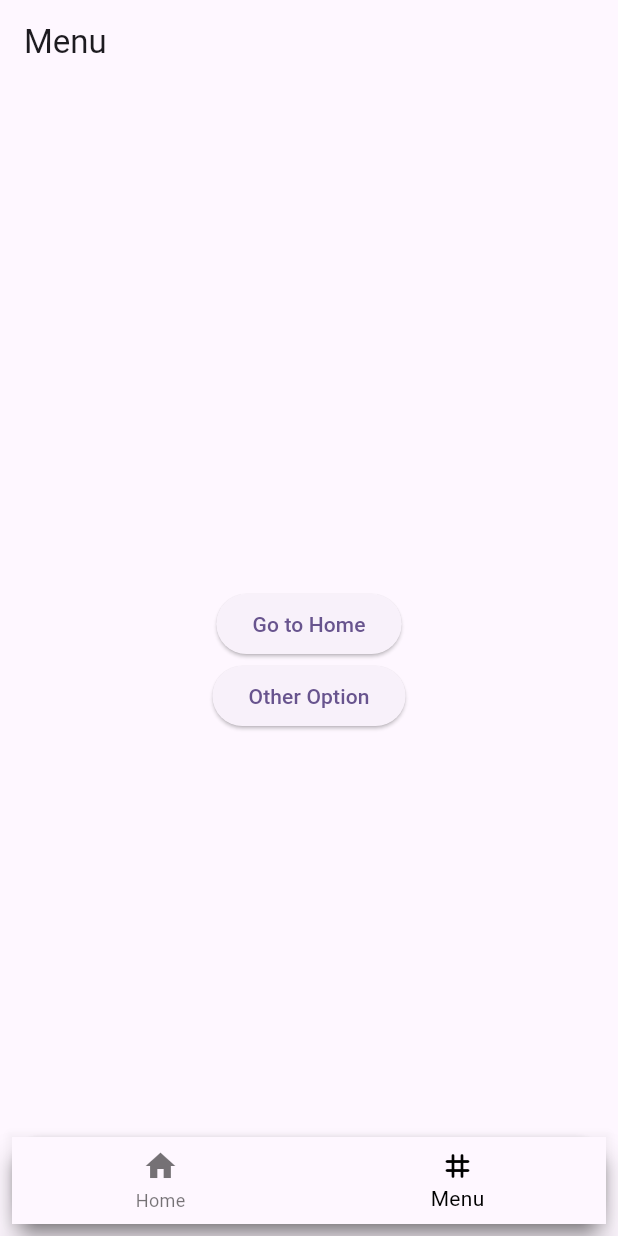
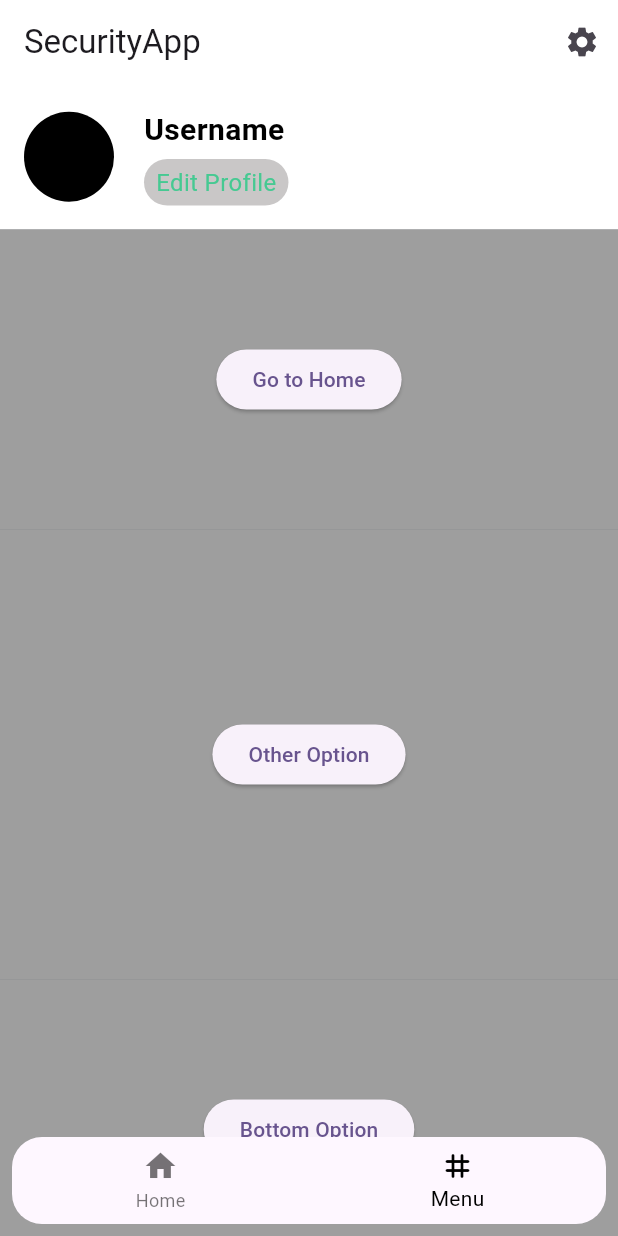
Before and after one commit to IamKier/finalssecurityapp, a Flutter app: the MenuScreen screen opened directly, on a phone screen of 412 x 824 dp. Run offline on Flutter 3.47's test engine with Material 3 defaults, Android fonts, the phone set to English and light mode, and no system bars.

Commit message:
Added funtions in the menupage
added some ui to the menu page

```diff
--- a/lib/screens/menu_screen.dart
+++ b/lib/screens/menu_screen.dart
@@ -3,6 +3,8 @@ import 'homepage_screen.dart';
 import '../util/navbar.dart';
 
 class MenuScreen extends StatelessWidget {
+  const MenuScreen({Key? key});
+
   @override
   Widget build(BuildContext context) {
     return NavBar(
@@ -19,26 +21,26 @@ class MenuScreen extends StatelessWidget {
               return Container(
                 child: Column(
                   mainAxisSize: MainAxisSize.min,
-                  children: <Widget>[
+                  children: [
                     ListTile(
-                      leading: Icon(Icons.photo),
-                      title: Text('Add Photo'),
+                      leading: const Icon(Icons.photo),
+                      title: const Text('Add Photo'),
                       onTap: () {
                         // Handle action when "Add Photo" is tapped
                         Navigator.pop(context);
                       },
                     ),
                     ListTile(
-                      leading: Icon(Icons.music_note),
-                      title: Text('Add Music'),
+                      leading: const Icon(Icons.music_note),
+                      title: const Text('Add Music'),
                       onTap: () {
                         // Handle action when "Add Music" is tapped
                         Navigator.pop(context);
                       },
                     ),
                     ListTile(
-                      leading: Icon(Icons.video_call),
-                      title: Text('Add Video'),
+                      leading: const Icon(Icons.video_call),
+                      title: const Text('Add Video'),
                       onTap: () {
                         // Handle action when "Add Video" is tapped
                         Navigator.pop(context);
@@ -52,28 +54,116 @@ class MenuScreen extends StatelessWidget {
         }
       },
       child: Scaffold(
+        backgroundColor: const Color.fromARGB(255, 125, 129, 133), // Set background color
         appBar: AppBar(
-          title: Text('Menu'),
+          backgroundColor: Colors.white, // Set appbar background color to white
           automaticallyImplyLeading: false, // Remove back button
+          title: const Text('SecurityApp'), // App title
+          actions: [
+            // Settings Icon
+            IconButton(
+              icon: const Icon(Icons.settings),
+              onPressed: () {
+                // Add your settings functionality here
+              },
             ),
-        body: Center(
+          ],
+        ),
+        body: SafeArea(
+          child: SingleChildScrollView( // Wrap Column with SingleChildScrollView
             child: Column(
-            mainAxisAlignment: MainAxisAlignment.center,
               children: [
-              ElevatedButton(
+                // User Profile Section
+                Container(
+                  width: double.infinity,
+                  padding: const EdgeInsets.all(16.0),
+                  color: Colors.white, // Set white background color
+                  child: Row(
+                    children: [
+                      // Profile Icon
+                      CircleAvatar(
+                        // Add your user profile image here
+                        radius: 30, // Increase the radius to make it larger
+                        // backgroundImage: AssetImage('path_to_your_image'),
+                        backgroundColor: const Color.fromARGB(255, 0, 0, 0), // Add your preferred background color
+                        foregroundColor: Colors.black, // Set icon color to black
+                      ),
+                      const SizedBox(width: 20),
+                      Column(
+                        crossAxisAlignment: CrossAxisAlignment.start,
+                        children: [
+                          Text(
+                            'Username',
+                            style: TextStyle(
+                              fontSize: 20, // Increase the font size
+                              fontWeight: FontWeight.bold,
+                              color: Colors.black, // Set text color to black
+                            ),
+                          ),
+                          SizedBox(height: 5),
+                          DecoratedBox(
+                            decoration: BoxDecoration(
+                              color: const Color.fromARGB(255, 201, 199, 199), // Grey background color
+                              borderRadius: BorderRadius.circular(20), // Rounded corners
+                            ),
+                            child: Padding(
+                              padding: const EdgeInsets.symmetric(vertical: 4, horizontal: 8),
+                              child: Text(
+                                'Edit Profile',
+                                style: TextStyle(
+                                  fontSize: 16, // Font size
+                                  color: const Color.fromARGB(255, 70, 201, 146), // Green text color
+                                ),
+                              ),
+                            ),
+                          ),
+                        ],
+                      ),
+                    ],
+                  ),
+                ),
+                // Top Part
+                Container(
+                  height: 200, // Example height
+                  color: Colors.grey, // Example color
+                  child: Center(
+                    child: ElevatedButton(
                       onPressed: () {
                         // Navigate to Home page
                         Navigator.popUntil(context, ModalRoute.withName('/'));
                       },
-                child: Text('Go to Home'),
+                      child: const Text('Go to Home'),
                     ),
-              ElevatedButton(
+                  ),
+                ),
+                // Mid Part
+                Container(
+                  height: 300, // Example height
+                  color: Colors.grey, // Example color
+                  child: Center(
+                    child: ElevatedButton(
                       onPressed: () {
                         // You can implement other menu options here
                       },
-                child: Text('Other Option'),
+                      child: const Text('Other Option'),
+                    ),
+                  ),
+                ),
+                // Bottom Part
+                Container(
+                  height: 200, // Example height
+                  color: Colors.grey, // Example color
+                  child: Center(
+                    child: ElevatedButton(
+                      onPressed: () {
+                        // You can implement other menu options here
+                      },
+                      child: const Text('Bottom Option'),
+                    ),
+                  ),
                 ),
               ],
+            ),
           ),
         ),
       ),
--- a/lib/util/navbar.dart
+++ b/lib/util/navbar.dart
@@ -1,3 +1,4 @@
+import 'dart:ui';
 import 'package:flutter/material.dart';
 import '../screens/homepage_screen.dart';
 import '../screens/menu_screen.dart'; // Import the MenuScreen file
@@ -5,15 +6,14 @@ import '../screens/menu_screen.dart'; // Import the MenuScreen file
 class NavBar extends StatelessWidget {
   final int currentIndex;
   final Function(int) onTap;
+  final Widget child; // Define child widget
 
   const NavBar({
-    Key? key,
+    super.key,
     required this.currentIndex,
     required this.onTap,
-    required this.child, // Include the child widget
-  }) : super(key: key);
-
-  final Widget child; // Define child widget
+    required this.child,
+  });
 
   @override
   Widget build(BuildContext context) {
@@ -25,7 +25,11 @@ class NavBar extends StatelessWidget {
           right: 0,
           bottom: 0,
           child: Padding(
-            padding: EdgeInsets.all(8.0), // Add padding for space around the BottomNavigationBar
+            padding: const EdgeInsets.all(8.0), // Add padding for space around the BottomNavigationBar
+            child: ClipRRect(  // Clip it with rounded corners
+              borderRadius: BorderRadius.circular(20), // Circular borders
+              child: BackdropFilter(  // Optional: Apply a filter for a frosted glass effect
+                filter: ImageFilter.blur(sigmaX: 6, sigmaY: 6),
                 child: Material(
                   elevation: 4, // Add elevation for shadow effect
                   borderRadius: BorderRadius.circular(20), // Adjust corner radius as needed
@@ -47,13 +51,13 @@ class NavBar extends StatelessWidget {
                         // Navigate to the HomePage when the "Home" tab is tapped
                         Navigator.push(
                           context,
-                      MaterialPageRoute(builder: (context) => HomePage()),
+                          MaterialPageRoute(builder: (context) => const HomePage()),
                         );
                       } else if (index == 1) {
                         // Navigate to the MenuScreen when the "Menu" tab is tapped
                         Navigator.push(
                           context,
-                      MaterialPageRoute(builder: (context) => MenuScreen()),
+                          MaterialPageRoute(builder: (context) => const MenuScreen()),
                         );
                       } else {
                         // Handle navigation to other screens
@@ -64,6 +68,8 @@ class NavBar extends StatelessWidget {
                 ),
               ),
             ),
+          ),
+        ),
       ],
     );
   }
--- a/lib/util/smart_device_box.dart
+++ b/lib/util/smart_device_box.dart
@@ -8,13 +8,13 @@ class SmartDeviceBox extends StatelessWidget {
   final bool powerOn;
   final void Function(bool)? onChanged;
 
-  SmartDeviceBox({
-    Key? key,
+  const SmartDeviceBox({
+    super.key,
     required this.smartDeviceName,
     required this.iconPath,
     required this.powerOn,
     required this.onChanged,
-  }) : super(key: key);
+  });
 
   @override
   Widget build(BuildContext context) {
```
Also changed, not shown: lib/main.dart (+21 -19 lines), lib/screens/addsmartdevice.dart (+4 -4 lines), lib/screens/homepage_screen.dart (+4 -4 lines), lib/screens/signin_screen.dart (+10 -10 lines), lib/screens/signup_screen.dart (+10 -10 lines), pubspec.lock. Lines whose indentation alone changed are shown as unchanged.
